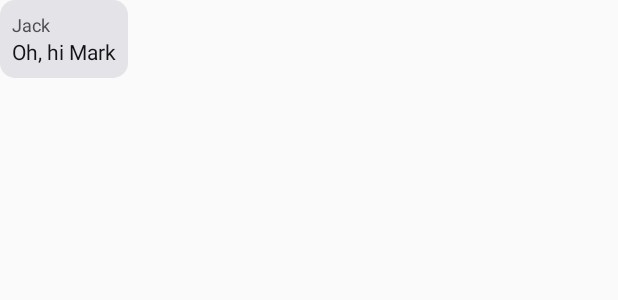
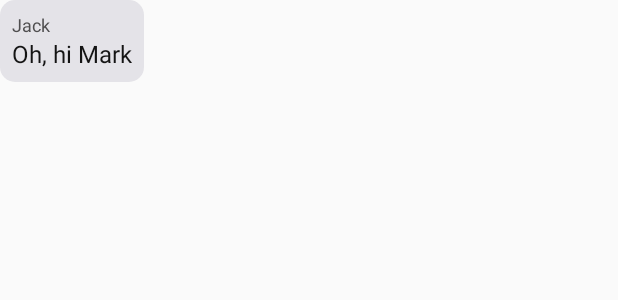
Before and after one commit to Kmortyk/alpacachat, an Android app: the layout message_item_received.xml on its own in the app's theme, with its tools: preview values and no code run, on a phone screen of 412 x 824 dp. Shown: the top 300 px of the screen. Run offline under Robolectric (Android 15) with nearby library versions, the phone set to English and light mode, and no system bars.

```diff
--- a/AlpacaAndroidClient/app/src/main/java/iss/vanil/retrofitex/service/MessageService.java
+++ b/AlpacaAndroidClient/app/src/main/java/iss/vanil/retrofitex/service/MessageService.java
@@ -22,9 +22,6 @@ public interface MessageService {
     @GET("/message/get")
     Call<List<Message>> getMessages(@Query("from") int from, @Query("to") int to);
 
-    @POST("/message/get")
-    Call<List<Message>> getMessages(@Body Account account);
-
     @POST("/message/send")
     Call<ResponseBody> sendMessage(@Body Message message);
 
--- a/AlpacaAndroidClient/app/src/main/res/drawable/rounded_rectangle.xml
+++ b/AlpacaAndroidClient/app/src/main/res/drawable/rounded_rectangle.xml
@@ -2,7 +2,7 @@
 <shape xmlns:android="http://schemas.android.com/apk/res/android"
     android:shape="rectangle" >
 
-    <solid android:color="#e4e3e8" />
+    <solid android:color="@color/messageBright" />
     <corners android:radius="10dp" />
 
 </shape>
--- a/AlpacaAndroidClient/app/src/main/res/drawable/rounded_rectangle_dark.xml
+++ b/AlpacaAndroidClient/app/src/main/res/drawable/rounded_rectangle_dark.xml
@@ -2,7 +2,7 @@
 <shape xmlns:android="http://schemas.android.com/apk/res/android"
     android:shape="rectangle" >
 
-    <solid android:color="#3c3583" />
+    <solid android:color="@color/messageDark" />
     <corners android:radius="10dp" />
 
 </shape>
--- a/AlpacaAndroidClient/app/src/main/res/layout/activity_messages.xml
+++ b/AlpacaAndroidClient/app/src/main/res/layout/activity_messages.xml
@@ -12,6 +12,7 @@
         android:id="@+id/messagesRecyclerView"
         android:layout_width="match_parent"
         android:layout_height="0dp"
+        android:layout_centerHorizontal="true"
         app:layout_constraintBottom_toTopOf="@+id/layout_message_edit"
         app:layout_constraintLeft_toLeftOf="parent"
         app:layout_constraintRight_toRightOf="parent"
@@ -33,11 +34,11 @@
         <EditText
             android:id="@+id/messageEditText"
             android:layout_width="0dp"
+            android:layout_height="wrap_content"
             android:layout_weight="1"
-            android:layout_height="wrap_content"
             android:hint="@string/enter_message_here"
             android:inputType="textFilter"
-            android:textSize="14sp"/>
+            android:textSize="16sp" />
 
         <Button
             android:id="@+id/sendButton"
--- a/AlpacaAndroidClient/app/src/main/res/layout/message_item.xml
+++ b/AlpacaAndroidClient/app/src/main/res/layout/message_item_received.xml
@@ -1,30 +1,27 @@
 <?xml version="1.0" encoding="utf-8"?>
-<LinearLayout xmlns:android="http://schemas.android.com/apk/res/android"
+<LinearLayout
+    xmlns:android="http://schemas.android.com/apk/res/android"
+    android:id="@+id/layout_holder"
     android:layout_width="wrap_content"
     android:layout_height="wrap_content"
     android:background="@drawable/rounded_rectangle"
-    android:orientation="vertical">
+    android:orientation="vertical"
+    android:padding="8dp">
 
     <TextView
         android:id="@+id/message_item_name"
-        android:layout_width="wrap_content"
+        android:layout_width="match_parent"
         android:layout_height="wrap_content"
-        android:paddingLeft="8dp"
-        android:paddingTop="8dp"
-        android:paddingRight="8dp"
         android:text="Jack"
         android:textColor="#4f4e4f"
         android:textSize="12sp" />
 
     <TextView
         android:id="@+id/message_item_text"
-        android:layout_width="wrap_content"
+        android:layout_width="match_parent"
         android:layout_height="wrap_content"
-        android:paddingLeft="8dp"
-        android:paddingRight="8dp"
-        android:paddingBottom="8dp"
         android:text="Oh, hi Mark"
         android:textColor="#141414"
-        android:textSize="14sp" />
+        android:textSize="16sp" />
 
 </LinearLayout>
--- a/AlpacaAndroidClient/app/src/main/res/values/colors.xml
+++ b/AlpacaAndroidClient/app/src/main/res/values/colors.xml
@@ -3,4 +3,8 @@
     <color name="colorPrimary">#5a218c</color>
     <color name="colorPrimaryDark">#3e104d</color>
     <color name="colorAccent">#f5970a</color>
+
+    <color name="messageBright">#e4e3e8</color>
+    <color name="messageDark">#fcddaf</color>
+
 </resources>
```
Also changed, not shown: AlpacaAndroidClient/app/src/main/java/iss/vanil/retrofitex/MessagesActivity.java (+7 -4 lines), AlpacaAndroidClient/app/src/main/java/iss/vanil/retrofitex/MessagesRecyclerAdapter.java (+35 -24 lines), AlpacaAndroidClient/app/src/main/java/iss/vanil/retrofitex/entity/Account.java (+3 -6 lines), AlpacaAndroidClient/app/src/main/java/iss/vanil/retrofitex/entity/Message.java (+6 -4 lines), AlpacaAndroidClient/app/src/main/res/layout/message_item_sent.xml (added, +26 -0 lines), AlpacaAndroidClient/app/src/main/res/layout/message_item_this.xml (deleted, +0 -17 lines), AlpacaServer/src/main/java/com/vanilla/land/controller/AccountController.java (+7 -5 lines), AlpacaServer/src/main/java/com/vanilla/land/controller/MessageController.java (+2 -7 lines), AlpacaServer/src/main/java/com/vanilla/land/repository/AccountsRepository.java (+11 -16 lines), AlpacaServer/src/main/java/com/vanilla/land/repository/MessagesRepository.java (+6 -13 lines), 1 other file.
